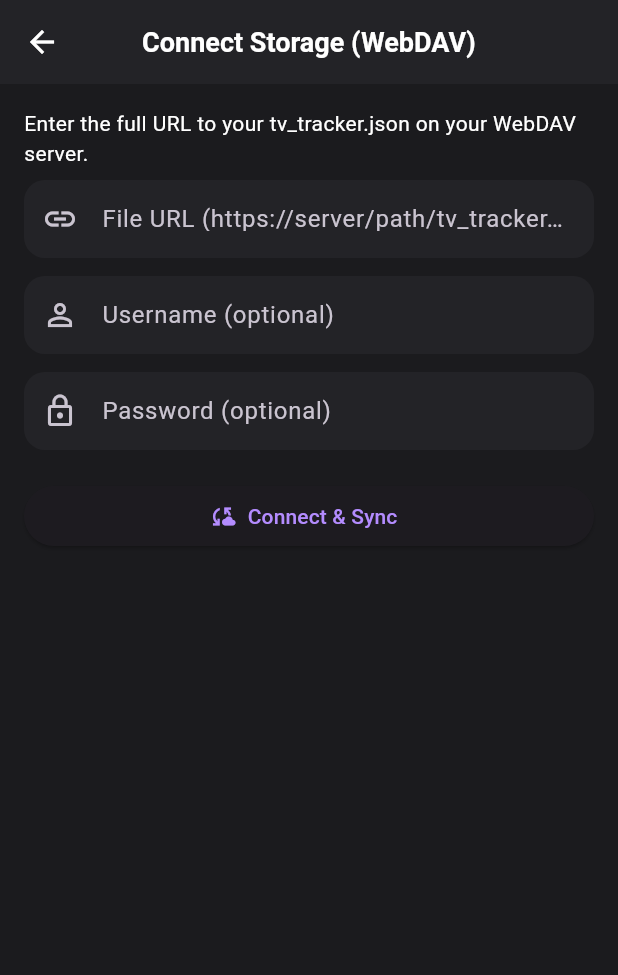
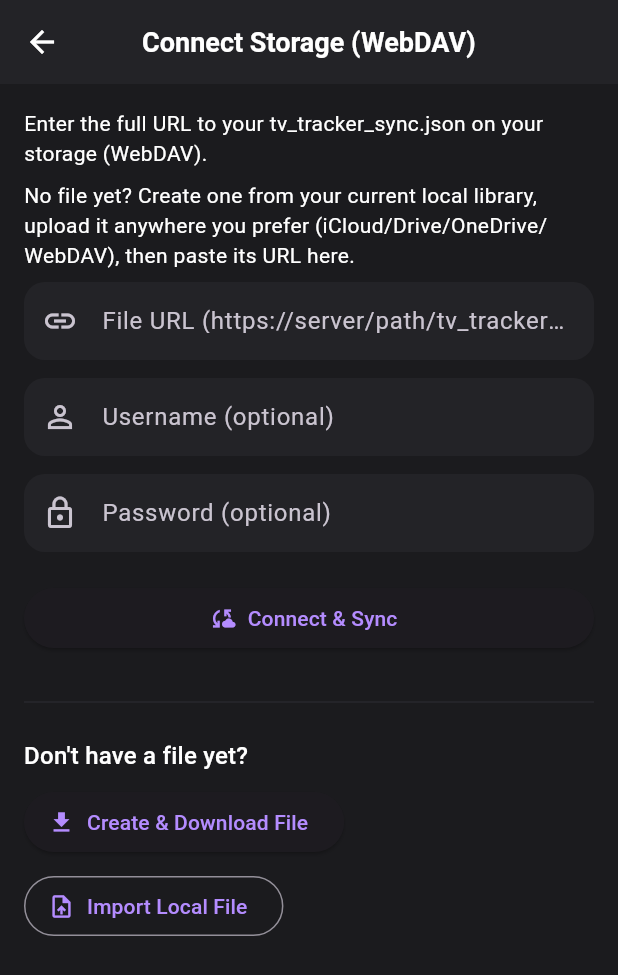
Before and after one commit to Maxpaxio/MediaTracker, a Flutter app: the screen it shows after launch, scrolled down 91 dp, after a tap on the "cloud" icon, on a phone screen of 412 x 824 dp. Shown: the top 975 px of the screen. Run offline on Flutter 3.47's test engine with Material 3 defaults, Android fonts, the phone set to English and light mode, and no system bars; our stand-ins replace shared_preferences; missing offline and left inert: dart:html; network calls fail.

Commit message:
feat(sync): endpoint persistence + web create/import flows; disconnect action; show host and last sync time in AppBar

```diff
--- a/lib/main.dart
+++ b/lib/main.dart
@@ -15,6 +15,7 @@ void main() async {
   final storage = AppStorage();
   await storage.init();
   final sync = SyncFileService(storage);
+  await sync.init();
   runApp(MediaTrackerApp(storage: storage, sync: sync));
 }
 
--- a/lib/pages/home_page.dart
+++ b/lib/pages/home_page.dart
@@ -79,7 +79,39 @@ class _HomePageState extends State<HomePage> {
       },
       child: Scaffold(
         appBar: AppBar(
-          title: const Text('TV Tracker'),
+          title: Builder(builder: (context) {
+            final sync = SyncScope.of(context);
+            final host = sync.endpointHost;
+            final last = sync.lastSyncAt;
+            String subtitle = '';
+            if (host != null && host.isNotEmpty) {
+              subtitle = host;
+            }
+            if (last != null) {
+              final t = TimeOfDay.fromDateTime(last);
+              final hh = t.hourOfPeriod.toString().padLeft(2, '0');
+              final mm = t.minute.toString().padLeft(2, '0');
+              final ampm = t.period == DayPeriod.am ? 'AM' : 'PM';
+              subtitle = [
+                if (subtitle.isNotEmpty) subtitle,
+                'Last sync: $hh:$mm $ampm'
+              ].where((s) => s.isNotEmpty).join(' • ');
+            }
+            return Column(
+              crossAxisAlignment: CrossAxisAlignment.start,
+              children: [
+                const Text('TV Tracker'),
+                if (subtitle.isNotEmpty)
+                  Text(
+                    subtitle,
+                    style: Theme.of(context)
+                        .textTheme
+                        .labelSmall
+                        ?.copyWith(color: Colors.white70),
+                  ),
+              ],
+            );
+          }),
           actions: [
             Builder(builder: (context) {
               final sync = SyncScope.of(context);
@@ -92,6 +124,16 @@ class _HomePageState extends State<HomePage> {
               return Padding(
                 padding: const EdgeInsets.symmetric(horizontal: 4),
                 child: Icon(Icons.circle, size: 10, color: color),
+              );
+            }),
+            Builder(builder: (context) {
+              final sync = SyncScope.of(context);
+              final connected = sync.endpoint != null && sync.state != SyncFileState.disconnected;
+              if (!connected) return const SizedBox.shrink();
+              return IconButton(
+                tooltip: 'Disconnect storage',
+                onPressed: () => SyncScope.of(context).disconnect(),
+                icon: const Icon(Icons.link_off),
               );
             }),
             IconButton(
--- a/lib/pages/sync_connect_page.dart
+++ b/lib/pages/sync_connect_page.dart
@@ -26,7 +26,7 @@ class _SyncConnectPageState extends State<SyncConnectPage> {
   Future<void> _connect() async {
     final sync = SyncScope.of(context);
     setState(() => _busy = true);
-    sync.setEndpoint(SyncEndpoint.webdav(
+  await sync.setEndpoint(SyncEndpoint.webdav(
       url: _url.text.trim(),
       username: _user.text.isEmpty ? null : _user.text.trim(),
       password: _pass.text.isEmpty ? null : _pass.text,
@@ -43,19 +43,48 @@ class _SyncConnectPageState extends State<SyncConnectPage> {
     if (mounted) setState(() => _busy = false);
   }
 
+  Future<void> _createNewFile() async {
+    // Export current local state as a new file for the user to save (web download).
+    final sync = SyncScope.of(context);
+    setState(() => _busy = true);
+    try {
+      await sync.exportCurrent('tv_tracker_sync.json');
+      if (mounted) {
+        ScaffoldMessenger.of(context).showSnackBar(
+          const SnackBar(content: Text('File downloaded. Upload it to your storage and paste its URL.')),
+        );
+      }
+    } finally {
+      if (mounted) setState(() => _busy = false);
+    }
+  }
+
+  Future<void> _importExistingFile() async {
+    final sync = SyncScope.of(context);
+    setState(() => _busy = true);
+    final ok = await sync.importFromPicker();
+    if (mounted) setState(() => _busy = false);
+    if (!mounted) return;
+    ScaffoldMessenger.of(context).showSnackBar(SnackBar(
+      content: Text(ok ? 'Imported local file.' : 'Import failed or invalid JSON.'),
+    ));
+  }
+
   @override
   Widget build(BuildContext context) {
     return Scaffold(
-      appBar: AppBar(title: const Text('Connect Storage (WebDAV)')),
+    appBar: AppBar(title: const Text('Connect Storage (WebDAV)')),
       body: ListView(
         padding: const EdgeInsets.all(16),
         children: [
-          const Text('Enter the full URL to your tv_tracker.json on your WebDAV server.'),
+      const Text('Enter the full URL to your tv_tracker_sync.json on your storage (WebDAV).'),
+      const SizedBox(height: 8),
+      const Text('No file yet? Create one from your current local library, upload it anywhere you prefer (iCloud/Drive/OneDrive/WebDAV), then paste its URL here.'),
           const SizedBox(height: 8),
           TextField(
             controller: _url,
             decoration: const InputDecoration(
-              labelText: 'File URL (https://server/path/tv_tracker.json)',
+        labelText: 'File URL (https://server/path/tv_tracker_sync.json)',
               prefixIcon: Icon(Icons.link),
             ),
           ),
@@ -88,6 +117,23 @@ class _SyncConnectPageState extends State<SyncConnectPage> {
                 : const Icon(Icons.cloud_sync),
             label: const Text('Connect & Sync'),
           ),
+          const SizedBox(height: 20),
+          const Divider(),
+          const SizedBox(height: 12),
+          Text('Don\'t have a file yet?', style: Theme.of(context).textTheme.titleMedium),
+          const SizedBox(height: 8),
+          Wrap(spacing: 12, runSpacing: 8, children: [
+            ElevatedButton.icon(
+              onPressed: _busy ? null : _createNewFile,
+              icon: const Icon(Icons.download),
+              label: const Text('Create & Download File'),
+            ),
+            OutlinedButton.icon(
+              onPressed: _busy ? null : _importExistingFile,
+              icon: const Icon(Icons.upload_file),
+              label: const Text('Import Local File'),
+            ),
+          ]),
         ],
       ),
     );
--- a/lib/services/show_search_controller.dart
+++ b/lib/services/show_search_controller.dart
@@ -81,6 +81,7 @@ class ShowsSearchController extends ChangeNotifier {
 
       // Map TMDB result → your Storage.Show (fill ALL required named params)
       results = list.map<Show>((m) {
+        final now = DateTime.now().millisecondsSinceEpoch;
         final id = (m['id'] as num?)?.toInt() ?? 0;
         final title =
             (m['name'] ?? m['original_name'] ?? m['title'] ?? '').toString();
@@ -106,6 +107,8 @@ class ShowsSearchController extends ChangeNotifier {
           genres: const <String>[],
           providers: const <String>[], // your model wants List<String>
           seasons: const <Season>[],
+          addedAt: now,
+          updatedAt: now,
         );
       }).toList(growable: false);
     } catch (e) {
--- a/lib/services/sync_file_service.dart
+++ b/lib/services/sync_file_service.dart
@@ -1,7 +1,9 @@
 import 'dart:convert';
 import 'package:flutter/material.dart';
 import 'package:http/http.dart' as http;
+import 'package:shared_preferences/shared_preferences.dart';
 import 'storage.dart';
+import '../utils/file_download.dart';
 
 /// A simple, file-based sync service using a single JSON file in a remote store.
 /// MVP backend: WebDAV via basic auth. Others (Drive/OneDrive/local file) can plug later.
@@ -15,17 +17,49 @@ class SyncFileService extends ChangeNotifier {
   String? _etag; // last known version from server when available
   Duration interval = const Duration(seconds: 45);
   DateTime _lastRun = DateTime.fromMillisecondsSinceEpoch(0);
+  DateTime? _lastSyncAt; // last successful sync time
 
   SyncFileState get state => _state;
   SyncEndpoint? get endpoint => _endpoint;
+  DateTime? get lastSyncAt => _lastSyncAt;
+  String? get endpointHost {
+    final url = _endpoint?.url;
+    if (url == null || url.isEmpty) return null;
+    try {
+      return Uri.parse(url).host;
+    } catch (_) {
+      return null;
+    }
+  }
 
-  void setEndpoint(SyncEndpoint ep) {
+  Future<void> init() async {
+    // Try restore last endpoint
+    final prefs = await SharedPreferences.getInstance();
+    final json = prefs.getString('sync.endpoint');
+    if (json != null) {
+      try {
+        final m = jsonDecode(json) as Map<String, dynamic>;
+        final ep = SyncEndpoint.fromJson(m);
+        _endpoint = ep;
+        _state = SyncFileState.idle;
+        notifyListeners();
+        _scheduleTick();
+      } catch (_) {}
+    }
+  }
+
+  Future<void> setEndpoint(SyncEndpoint ep) async {
     _endpoint = ep;
     notifyListeners();
   // Kick an immediate sync, then schedule periodic ones via a microtask loop.
   // Keep it lightweight for MVP; callers can also tap "Sync now".
   // We avoid using Timer.periodic to reduce wakeups when app is backgrounded.
   _scheduleTick();
+    // Persist
+    try {
+      final prefs = await SharedPreferences.getInstance();
+      await prefs.setString('sync.endpoint', jsonEncode(ep.toJson()));
+    } catch (_) {}
   }
 
   Future<void> disconnect() async {
@@ -33,6 +67,10 @@ class SyncFileService extends ChangeNotifier {
     _etag = null;
     _revision = 0;
     _state = SyncFileState.disconnected;
+    try {
+      final prefs = await SharedPreferences.getInstance();
+      await prefs.remove('sync.endpoint');
+    } catch (_) {}
     notifyListeners();
   }
 
@@ -82,11 +120,35 @@ class SyncFileService extends ChangeNotifier {
       // Replace local with merged to keep consistent ordering/content.
       storage.replaceAll(_fromDoc(merged));
 
+  _lastSyncAt = DateTime.now();
       _state = SyncFileState.idle;
       notifyListeners();
     } catch (_) {
       _state = SyncFileState.error;
       notifyListeners();
+    }
+  }
+
+  // Export current local state to a downloaded JSON file (web only).
+  Future<void> exportCurrent(String fileName) async {
+    final doc = _toDoc(storage.all);
+    await downloadJsonFile(fileName, doc);
+  }
+
+  // Import a JSON doc (web file picker), replace local, and push to remote if connected.
+  Future<bool> importFromPicker() async {
+    final m = await pickJsonFile();
+    if (m == null) return false;
+    try {
+      final items = _fromDoc(m);
+      storage.replaceAll(items);
+      if (_endpoint != null) {
+        // Push imported doc to remote
+        await _writeRemote(_toDoc(items));
+      }
+      return true;
+    } catch (_) {
+      return false;
     }
   }
 
@@ -156,6 +218,26 @@ class SyncEndpoint {
     this.username,
     this.password,
   }) : backend = SyncBackend.webdav;
+
+  Map<String, dynamic> toJson() => {
+        'backend': backend.name,
+        'url': url,
+        'username': username,
+        'password': password,
+      };
+
+  factory SyncEndpoint.fromJson(Map<String, dynamic> m) {
+    final be = (m['backend'] as String?) ?? 'webdav';
+    switch (be) {
+      case 'webdav':
+      default:
+        return SyncEndpoint.webdav(
+          url: (m['url'] as String?) ?? '',
+          username: m['username'] as String?,
+          password: m['password'] as String?,
+        );
+    }
+  }
 }
 
 enum SyncBackend { webdav }
--- a/lib/services/tmdb_api.dart
+++ b/lib/services/tmdb_api.dart
@@ -128,6 +128,7 @@ class TmdbApi {
             ))
         .toList(growable: false);
 
+    final now = DateTime.now().millisecondsSinceEpoch;
     return Show(
       id: _int(m['id']),
       title: title,
@@ -140,6 +141,8 @@ class TmdbApi {
       genres: genres,
       providers: const <String>[],
       seasons: seasons,
+      addedAt: now,
+      updatedAt: now,
     );
   }
 
--- /dev/null
+++ b/lib/utils/file_download.dart
@@ -0,0 +1,6 @@
+// Cross-platform wrapper with conditional imports for web-only download.
+import 'file_download_stub.dart'
+    if (dart.library.html) 'file_download_web.dart';
+
+export 'file_download_stub.dart'
+    if (dart.library.html) 'file_download_web.dart';
```
Also changed, not shown: lib/utils/file_download_stub.dart (added, +10 -0 lines), lib/utils/file_download_web.dart (added, +36 -0 lines).
